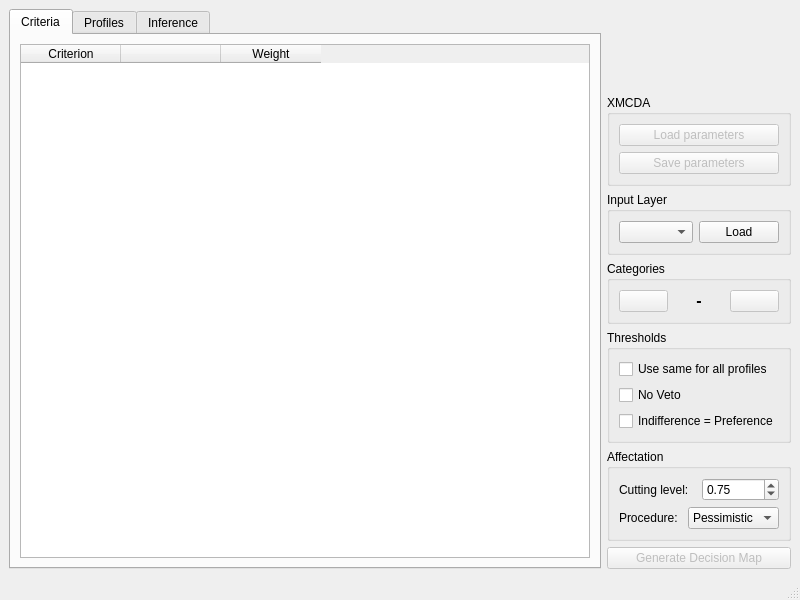
oso/qgis-etri, file etrimain.ui: the form before one commit.
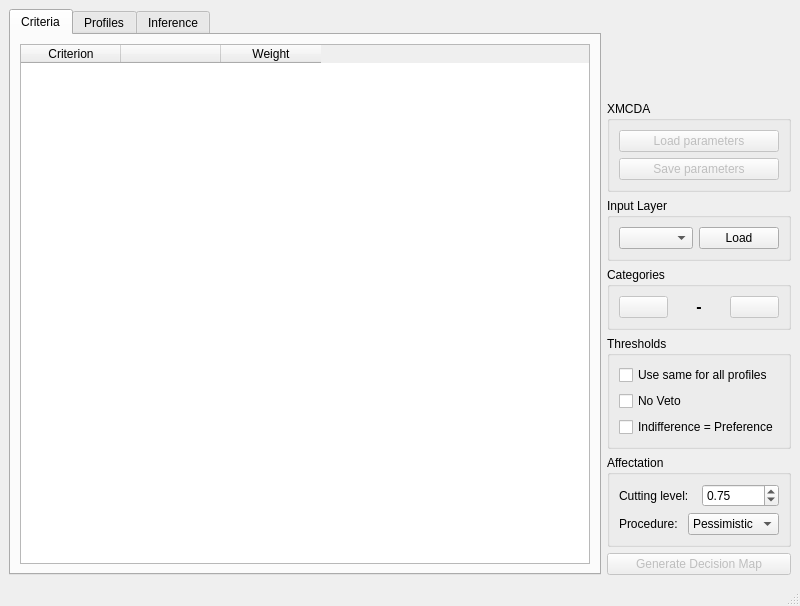
The form after the commit. Icons and pictures are not drawn.

Commit message: [UI] Make the reference table not editable

```diff
--- a/etrimain.ui
+++ b/etrimain.ui
@@ -7,7 +7,7 @@
     <x>0</x>
     <y>0</y>
     <width>800</width>
-    <height>600</height>
+    <height>606</height>
    </rect>
   </property>
   <property name="windowTitle">
```
Left out of the diff: 3 changed lines with no effect on the pictures. The commit also changes 2 other files.
